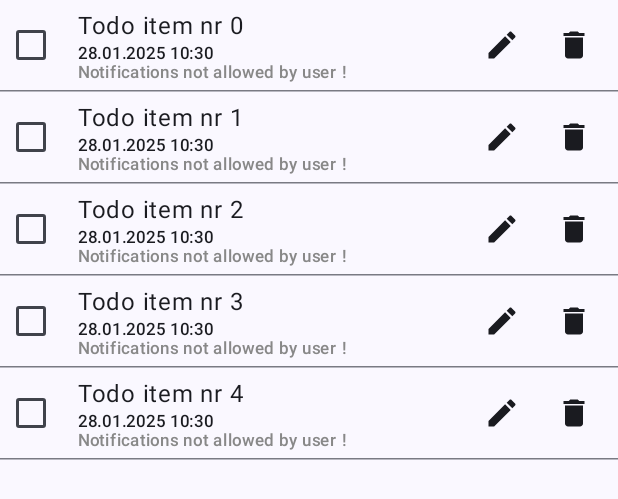
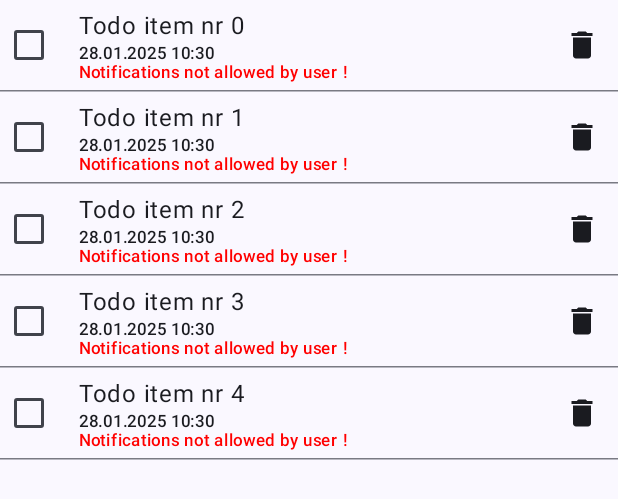
Before and after one commit to slaszu/android_todolist, an Android app built with Jetpack Compose: the @Preview function TodoListPreview, on a phone screen of 412 x 824 dp. Shown: the top 499 px of the screen. Run offline under Robolectric (Android 15) with nearby library versions, the phone set to English and light mode, and no system bars.

Commit message:
clickable todo item row

```diff
--- a/app/src/main/java/pl/slaszu/todoapp/ui/element/list/TodoListItem.kt
+++ b/app/src/main/java/pl/slaszu/todoapp/ui/element/list/TodoListItem.kt
@@ -1,12 +1,12 @@
 package pl.slaszu.todoapp.ui.element.list
 
+import androidx.compose.foundation.clickable
 import androidx.compose.foundation.layout.Column
 import androidx.compose.foundation.layout.Row
 import androidx.compose.foundation.layout.fillMaxWidth
 import androidx.compose.foundation.layout.padding
 import androidx.compose.material.icons.Icons
 import androidx.compose.material.icons.filled.Delete
-import androidx.compose.material.icons.filled.Edit
 import androidx.compose.material3.Checkbox
 import androidx.compose.material3.HorizontalDivider
 import androidx.compose.material3.Icon
@@ -42,7 +42,9 @@ fun TodoListItem(
     Row(
         modifier = Modifier
             .fillMaxWidth()
-            .padding(5.dp),
+            .clickable {
+                onEditItem()
+            },
         verticalAlignment = Alignment.CenterVertically,
     ) {
 
@@ -57,7 +59,7 @@ fun TodoListItem(
         Column(
             modifier = modifier
                 .weight(0.9f)
-                .padding(start = 16.dp)
+                .padding(start = 16.dp, top = 5.dp, bottom = 5.dp, end = 5.dp)
         ) {
             Text(
                 text = item.text,
@@ -71,18 +73,9 @@ fun TodoListItem(
                 Text(
                     text = "Notifications not allowed by user !",
                     style = Typography.labelSmall,
-                    color = Color.Gray
+                    color = Color.Red
                 )
             }
-        }
-
-        IconButton(
-            onClick = { onEditItem() }
-        ) {
-            Icon(
-                Icons.Filled.Edit,
-                contentDescription = "Edit item"
-            )
         }
 
         IconButton(
--- a/app/src/main/java/pl/slaszu/todoapp/ui/element/list/TodoListTimeline.kt
+++ b/app/src/main/java/pl/slaszu/todoapp/ui/element/list/TodoListTimeline.kt
@@ -59,7 +59,7 @@ fun TodoListHeader(
 ) {
     var color = MaterialTheme.colorScheme.primary
     if (header == TimelineHeader.OUT_OF_DATE) {
-        color = MaterialTheme.colorScheme.tertiary
+        color = Color.Red
     }
     Row(
         modifier = Modifier
```
